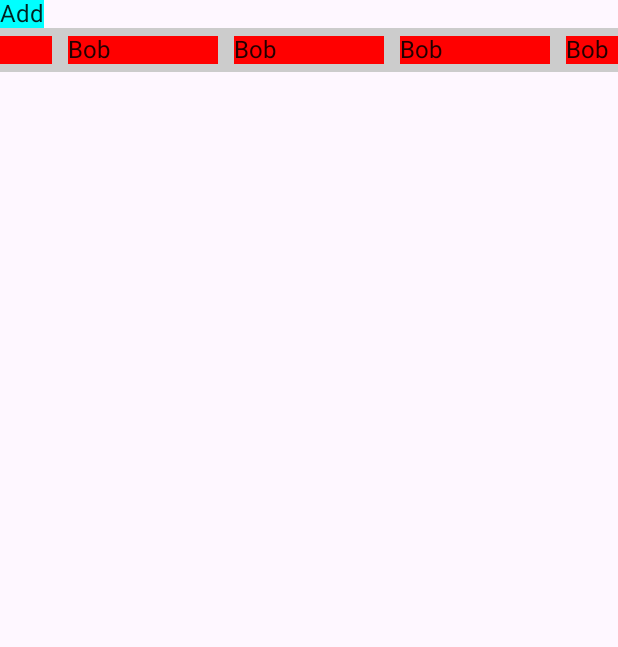
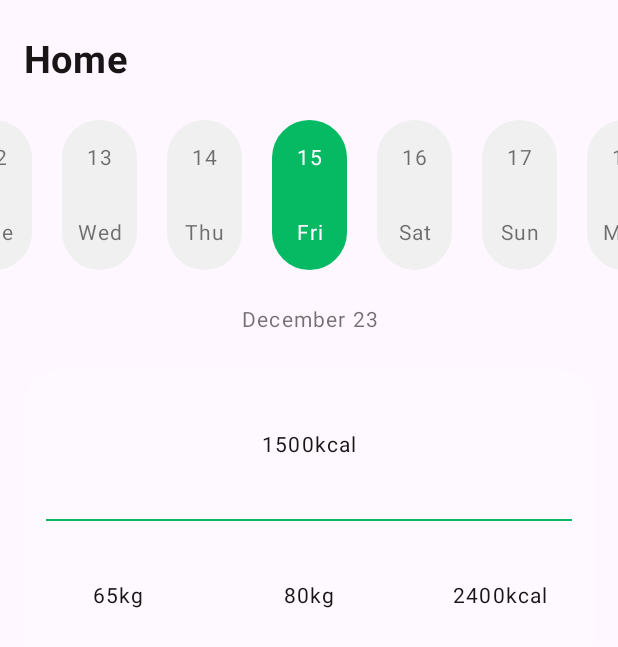
Before and after one commit to ja3090/weight-loss-tracker, an Android app built with Jetpack Compose: the Home screen opened through its navigation route, on a phone screen of 412 x 824 dp. Shown: the top 647 px of the screen. Run offline under Robolectric (Android 15) with nearby library versions, the phone set to English and light mode, and no system bars.

Commit message:
Started home screen UI

```diff
--- a/app/src/main/java/com/example/weightdojo/components/Dialog.kt
+++ b/app/src/main/java/com/example/weightdojo/components/Dialog.kt
@@ -4,6 +4,7 @@ import androidx.compose.material.MaterialTheme
 import androidx.compose.material3.AlertDialog
 import androidx.compose.material3.TextButton
 import androidx.compose.runtime.Composable
+import com.example.weightdojo.components.text.TextDefault
 
 @Composable
 fun AlertDialog(
--- a/app/src/main/java/com/example/weightdojo/components/keypad/Keypad.kt
+++ b/app/src/main/java/com/example/weightdojo/components/keypad/Keypad.kt
@@ -7,14 +7,18 @@ import androidx.compose.foundation.layout.Column
 import androidx.compose.foundation.layout.Row
 import androidx.compose.foundation.layout.aspectRatio
 import androidx.compose.foundation.layout.fillMaxSize
+import androidx.compose.foundation.shape.RoundedCornerShape
 import androidx.compose.material.MaterialTheme
 import androidx.compose.runtime.Composable
 import androidx.compose.ui.Alignment
 import androidx.compose.ui.Modifier
+import androidx.compose.ui.draw.clip
+import androidx.compose.ui.unit.dp
 import com.example.weightdojo.PASSCODE_LENGTH
 import com.example.weightdojo.R
-import com.example.weightdojo.components.TextDefault
+import com.example.weightdojo.components.text.TextDefault
 import com.example.weightdojo.components.icon.IconBuilder
+import com.example.weightdojo.ui.Sizing
 
 @Composable
 fun Keypad(
@@ -25,17 +29,20 @@ fun Keypad(
     promptText: String,
     length: Int = PASSCODE_LENGTH,
     leftOfZeroCustomBtn: @Composable ((
-            modifier: Modifier
-            ) -> Unit)? = null,
+        modifier: Modifier
+    ) -> Unit)? = null,
     rightOfZeroCustomBtn: @Composable ((
         modifier: Modifier
     ) -> Unit)? = null,
 ) {
     Column(
-        modifier = Modifier.fillMaxSize()
+        modifier = Modifier
+            .fillMaxSize()
+            .background(MaterialTheme.colors.background)
     ) {
         Column(
-            modifier = Modifier.weight(2f),
+            modifier = Modifier
+                .weight(2f),
             horizontalAlignment = Alignment.CenterHorizontally
         ) {
             Box(modifier = Modifier.weight(1f), contentAlignment = Alignment.Center) {
@@ -50,7 +57,16 @@ fun Keypad(
         }
 
         Column(
-            modifier = Modifier.weight(3f),
+            modifier = Modifier
+                .weight(3f)
+                .clip(
+                    shape = RoundedCornerShape(
+                        Sizing.cornerRounding,
+                        Sizing.cornerRounding,
+                        0.dp,
+                        0.dp
+                    )
+                ),
             verticalArrangement = Arrangement.Center,
             horizontalAlignment = Alignment.CenterHorizontally
         ) {
@@ -66,9 +82,10 @@ fun Keypad(
                         val num = sequence.toString()
 
                         KeypadButton(
-                            text = num, modifier = Modifier
+                            text = num,
+                            modifier = Modifier
                                 .weight(1f)
-                                .aspectRatio(1f)
+                                .aspectRatio(1f),
                         ) {
                             keyClick(num)
                         }
@@ -85,7 +102,7 @@ fun Keypad(
                     id = R.drawable.backspace,
                     contentDescription = "delete last character",
                     modifier = Modifier
-                        .background(MaterialTheme.colors.background)
+                        .background(MaterialTheme.colors.secondary)
                         .fillMaxSize()
                         .weight(1f)
                         .aspectRatio(1f),
@@ -103,7 +120,7 @@ fun Keypad(
                     id = R.drawable.check,
                     contentDescription = "submit",
                     modifier = Modifier
-                        .background(MaterialTheme.colors.background)
+                        .background(MaterialTheme.colors.secondary)
                         .fillMaxSize()
                         .weight(1f)
                         .aspectRatio(1f),
@@ -119,15 +136,16 @@ fun Keypad(
             ) {
                 if (leftOfZeroCustomBtn !== null) {
                     leftOfZeroCustomBtn(
-                        modifier = Modifier
-                            .background(MaterialTheme.colors.background)
+                        Modifier
+                            .background(MaterialTheme.colors.secondary)
                             .fillMaxSize()
                             .weight(1f)
-                            .aspectRatio(1f))
+                            .aspectRatio(1f)
+                    )
                 } else {
                     Box(
                         modifier = Modifier
-                            .background(MaterialTheme.colors.background)
+                            .background(MaterialTheme.colors.secondary)
                             .fillMaxSize()
                             .weight(1f)
                             .aspectRatio(1f)
@@ -135,15 +153,16 @@ fun Keypad(
                 }
                 if (rightOfZeroCustomBtn !== null) {
                     rightOfZeroCustomBtn(
-                        modifier = Modifier
-                            .background(MaterialTheme.colors.background)
+                        Modifier
+                            .background(MaterialTheme.colors.secondary)
                             .fillMaxSize()
                             .weight(1f)
-                            .aspectRatio(1f))
+                            .aspectRatio(1f)
+                    )
                 } else {
                     Box(
                         modifier = Modifier
-                            .background(MaterialTheme.colors.background)
+                            .background(MaterialTheme.colors.secondary)
                             .fillMaxSize()
                             .weight(1f)
                             .aspectRatio(1f)
--- a/app/src/main/java/com/example/weightdojo/components/keypad/KeypadButton.kt
+++ b/app/src/main/java/com/example/weightdojo/components/keypad/KeypadButton.kt
@@ -10,7 +10,7 @@ import androidx.compose.ui.Alignment
 import androidx.compose.ui.Modifier
 import androidx.compose.ui.graphics.Color
 import androidx.compose.ui.text.font.FontWeight
-import com.example.weightdojo.components.TextDefault
+import com.example.weightdojo.components.text.TextDefault
 
 @Composable
 fun KeypadButton(
@@ -23,7 +23,7 @@ fun KeypadButton(
     Box(
         modifier = Modifier
             .clickable { onClick() }
-            .background(MaterialTheme.colors.background)
+            .background(MaterialTheme.colors.secondary)
             .fillMaxSize()
             .then(modifier),
         contentAlignment = Alignment.Center
--- /dev/null
+++ b/app/src/main/java/com/example/weightdojo/components/text/Heading.kt
@@ -0,0 +1,19 @@
+package com.example.weightdojo.components.text
+
+import androidx.compose.foundation.layout.padding
+import androidx.compose.runtime.Composable
+import androidx.compose.ui.Modifier
+import androidx.compose.ui.text.font.FontWeight
+import com.example.weightdojo.ui.Sizing
+
+@Composable
+fun Heading(text: String, modifier: Modifier = Modifier) {
+    TextDefault(
+        text = text,
+        fontSize = Sizing.font.heading,
+        modifier = Modifier
+            .padding(vertical = Sizing.paddings.medium)
+            .then(modifier),
+        fontWeight = FontWeight.Bold
+    )
+}
--- a/app/src/main/java/com/example/weightdojo/components/TextDefault.kt
+++ b/app/src/main/java/com/example/weightdojo/components/text/TextDefault.kt
@@ -1,23 +1,32 @@
-package com.example.weightdojo.components
+package com.example.weightdojo.components.text
 
 import androidx.compose.material.MaterialTheme
 import androidx.compose.material3.Text
 import androidx.compose.runtime.Composable
+import androidx.compose.ui.Modifier
 import androidx.compose.ui.text.font.FontWeight
+import androidx.compose.ui.text.style.TextAlign
 import androidx.compose.ui.unit.TextUnit
 import androidx.compose.ui.unit.sp
+import com.example.weightdojo.ui.Sizing
 
 @Composable
 fun TextDefault(
     text: String,
     fontWeight: FontWeight = FontWeight.Normal,
     letterSpacing: TextUnit = 0.8.sp,
-    color: androidx.compose.ui.graphics.Color = MaterialTheme.colors.primary
+    color: androidx.compose.ui.graphics.Color = MaterialTheme.colors.primary,
+    modifier: Modifier = Modifier,
+    fontSize: TextUnit = Sizing.font.default,
+    textAlign: TextAlign = TextAlign.Center
 ) {
     Text(
+        modifier = modifier,
         text = text,
         fontWeight = fontWeight,
         letterSpacing = letterSpacing,
-        color = color
+        color = color,
+        fontSize = fontSize,
+        textAlign = textAlign
     )
 }
--- a/app/src/main/java/com/example/weightdojo/screens/Home.kt
+++ /dev/null
@@ -1,99 +0,0 @@
-package com.example.weightdojo.screens
-
-import android.util.Log
-import androidx.compose.foundation.background
-import androidx.compose.foundation.clickable
-import androidx.compose.foundation.gestures.Orientation
-import androidx.compose.foundation.gestures.rememberScrollableState
-import androidx.compose.foundation.gestures.scrollable
-import androidx.compose.foundation.horizontalScroll
-import androidx.compose.foundation.layout.Box
-import androidx.compose.foundation.layout.Column
-import androidx.compose.foundation.layout.Row
-import androidx.compose.foundation.layout.height
-import androidx.compose.foundation.layout.padding
-import androidx.compose.foundation.layout.size
-import androidx.compose.foundation.layout.width
-import androidx.compose.foundation.rememberScrollState
-import androidx.compose.material.Text
-import androidx.compose.runtime.Composable
-import androidx.compose.ui.Modifier
-import androidx.compose.runtime.*
-import androidx.compose.ui.Alignment
-import androidx.compose.ui.graphics.Color
-import androidx.compose.ui.unit.dp
-import kotlinx.coroutines.launch
-
-const val TEST_TAG = "Home screen"
-
-data class Data(
-    var nameList: List<String> = listOf(
-        "Bob",
-        "Bob",
-        "Bob",
-        "Bob",
-        "Bob",
-        "Bob",
-        "Bob",
-        "Bob",
-        "Bob",
-        "Bob",
-        "Bob",
-        "Bob",
-        "Bob",
-    )
-)
-@Composable
-fun Home() {
-    // actual composable state
-    var offset = rememberScrollState()
-    var initialMaxValue by remember {
-        mutableIntStateOf(0)
-    }
-
-    var state by remember {
-        mutableStateOf(Data())
-    }
-
-    Column {
-        LaunchedEffect(Unit) {
-            launch {
-                initialMaxValue = offset.maxValue
-                offset.animateScrollTo(
-                    offset.maxValue / 2
-                )
-            }
-        }
-
-        Text(
-            text = "Add",
-            modifier = Modifier
-                .background(Color.Cyan)
-                .clickable {
-                    state = state.copy(nameList = state.nameList + "dsads")
-                })
-
-        Box(
-            Modifier
-//                .height(50.dp)
-//                .width(150.dp)
-                .horizontalScroll(offset)
-                .background(Color.LightGray),
-            contentAlignment = Alignment.Center
-        ) {
-            Row {
-                state.nameList.map {
-                    Box(
-                        Modifier
-                            .padding(5.dp)
-                            .background(Color.Red)
-                            .width(100.dp)
-                    ) {
-                        Text(text = it)
-                    }
-                }
-            }
-        }
-    }
-
-}
--- /dev/null
+++ b/app/src/main/java/com/example/weightdojo/screens/home/DayPicker.kt
@@ -0,0 +1,96 @@
+package com.example.weightdojo.screens.home
+
+import android.annotation.SuppressLint
+import androidx.compose.foundation.background
+import androidx.compose.foundation.horizontalScroll
+import androidx.compose.foundation.layout.Arrangement
+import androidx.compose.foundation.layout.Box
+import androidx.compose.foundation.layout.Column
+import androidx.compose.foundation.layout.Row
+import androidx.compose.foundation.layout.fillMaxWidth
+import androidx.compose.foundation.layout.height
+import androidx.compose.foundation.layout.padding
+import androidx.compose.foundation.layout.width
+import androidx.compose.foundation.rememberScrollState
+import androidx.compose.foundation.shape.RoundedCornerShape
+import androidx.compose.material.MaterialTheme
+import androidx.compose.runtime.Composable
+import androidx.compose.runtime.LaunchedEffect
+import androidx.compose.ui.Alignment
+import androidx.compose.ui.Modifier
+import androidx.compose.ui.draw.alpha
+import androidx.compose.ui.draw.clip
+import androidx.compose.ui.unit.dp
+import com.example.weightdojo.components.text.TextDefault
+import com.example.weightdojo.ui.Sizing
+import kotlinx.coroutines.launch
+import java.time.LocalDate
+import java.time.format.DateTimeFormatter
+
+@SuppressLint("NewApi")
+@Composable
+fun DayPicker(
+    todayFullDate: LocalDate
+) {
+    val offset = rememberScrollState()
+
+    val year = todayFullDate.format(DateTimeFormatter.ofPattern("YY"))
+    val month = todayFullDate.format(DateTimeFormatter.ofPattern("MMMM"))
+
+    Box {
+
+        Column(
+            Modifier
+                .horizontalScroll(offset),
+        ) {
+            LaunchedEffect(Unit) {
+                launch {
+                    offset.animateScrollTo(
+                        offset.maxValue / 2
+                    )
+                }
+            }
+
+            Row {
+                var date = todayFullDate.minusDays(3L)
+                var compareDates = date.compareTo(todayFullDate.plusDays(4L))
+
+                while (compareDates < 0) {
+                    val dayOfMonth = date.dayOfMonth.toString()
+                    val day = date.format(DateTimeFormatter.ofPattern("EEE"))
+                    val today = dayOfMonth == todayFullDate.dayOfMonth.toString()
+
+                    Column(
+                        Modifier
+                            .padding(horizontal = 10.dp)
+                            .clip(shape = RoundedCornerShape(Sizing.cornerRounding))
+                            .background(if (today) MaterialTheme.colors.primaryVariant else MaterialTheme.colors.background)
+                            .width(50.dp)
+                            .height(100.dp),
+                        horizontalAlignment = Alignment.CenterHorizontally,
+                        verticalArrangement = Arrangement.SpaceAround
+                    ) {
+                        if (today) {
+                            TextDefault(color = MaterialTheme.colors.secondary, text = dayOfMonth)
+                            TextDefault(color = MaterialTheme.colors.secondary, text = day)
+                        } else {
+                            TextDefault(text = dayOfMonth, modifier = Modifier.alpha(0.6f))
+                            TextDefault(text = day, modifier = Modifier.alpha(0.6f))
+                        }
+                    }
+
+                    date = date.plusDays(1L)
+                    compareDates = date.compareTo(todayFullDate.plusDays(4L))
+                }
+            }
+        }
+    }
+
+    Box(modifier = Modifier.fillMaxWidth(), contentAlignment = Alignment.Center) {
+
+        TextDefault(
+            text = "$month $year",
+            modifier = Modifier.padding(vertical = Sizing.paddings.medium).alpha(0.6f)
+        )
+    }
+}
--- /dev/null
+++ b/app/src/main/java/com/example/weightdojo/screens/home/Home.kt
@@ -0,0 +1,114 @@
+package com.example.weightdojo.screens.home
+
+import android.annotation.SuppressLint
+import androidx.compose.foundation.BorderStroke
+import androidx.compose.foundation.background
+import androidx.compose.foundation.border
+import androidx.compose.foundation.layout.Arrangement
+import androidx.compose.foundation.layout.Box
+import androidx.compose.foundation.layout.Column
+import androidx.compose.foundation.layout.Row
+import androidx.compose.foundation.layout.aspectRatio
+import androidx.compose.foundation.layout.fillMaxSize
+import androidx.compose.foundation.layout.fillMaxWidth
+import androidx.compose.foundation.layout.height
+import androidx.compose.foundation.layout.padding
+import androidx.compose.foundation.shape.RoundedCornerShape
+import androidx.compose.material.Divider
+import androidx.compose.material.MaterialTheme
+import androidx.compose.runtime.Composable
+import androidx.compose.runtime.*
+import androidx.compose.ui.Alignment
+import androidx.compose.ui.Modifier
+import androidx.compose.ui.draw.clip
+import androidx.compose.ui.graphics.RectangleShape
+import androidx.compose.ui.text.style.TextAlign
+import androidx.compose.ui.unit.dp
+import com.example.weightdojo.components.text.Heading
+import com.example.weightdojo.components.text.TextDefault
+import com.example.weightdojo.ui.Sizing
+import java.time.LocalDate
+
+const val TEST_TAG = "Home screen"
+
+@SuppressLint("NewApi")
+@Composable
+fun Home() {
+    val todayFullDate = LocalDate.now()
+
+    Column {
+
+        Heading(text = "Home", modifier = Modifier.padding(horizontal = Sizing.paddings.small))
+
+        DayPicker(todayFullDate = todayFullDate)
+
+        Box(
+            modifier = Modifier
+                .padding(horizontal = Sizing.paddings.small)
+                .height(200.dp)
+        ) {
+            Box(
+                modifier = Modifier
+                    .clip(
+                        shape = RoundedCornerShape(
+                            Sizing.cornerRounding
+                        )
+                    )
+                    .background(color = MaterialTheme.colors.secondary)
+                    .fillMaxWidth(),
+            ) {
+                Column {
+                    Box(
+                        modifier = Modifier
+                            .fillMaxSize()
+                            .weight(1f)
+                            .aspectRatio(1f),
+                        contentAlignment = Alignment.Center,
+                    ) {
+                        TextDefault(text = "1500kcal")
+                    }
+                    Divider(
+                        color = MaterialTheme.colors.primaryVariant,
+                        thickness = 1.dp,
+                        modifier = Modifier.padding(horizontal = Sizing.paddings.small)
+                    )
+                    Row(
+                        modifier = Modifier
+                            .fillMaxSize()
+                            .weight(1f)
+                            .aspectRatio(1f),
+                        verticalAlignment = Alignment.CenterVertically,
+                    ) {
+                        Box(
+                            modifier = Modifier
+                                .fillMaxSize()
+                                .weight(1f)
+                                .aspectRatio(1f),
+                            contentAlignment = Alignment.Center
+                        ) {
+                            TextDefault(text = "65kg")
+                        }
+                        Box(
+                            modifier = Modifier
+                                .fillMaxSize()
+                                .weight(1f)
+                                .aspectRatio(1f),
+                            contentAlignment = Alignment.Center
+                        ) {
+                            TextDefault(text = "80kg")
+                        }
+                        Box(
+                            modifier = Modifier
+                                .fillMaxSize()
+                                .weight(1f)
+                                .aspectRatio(1f),
+                            contentAlignment = Alignment.Center
+                        ) {
+                            TextDefault(text = "2400kcal", textAlign = TextAlign.Center)
+                        }
+                    }
+                }
+            }
+        }
+    }
+}
--- a/app/src/main/java/com/example/weightdojo/screens/main/MainScreen.kt
+++ b/app/src/main/java/com/example/weightdojo/screens/main/MainScreen.kt
@@ -11,7 +11,7 @@ import androidx.navigation.compose.composable
 import androidx.navigation.compose.rememberNavController
 import com.example.weightdojo.MyApp
 import com.example.weightdojo.database.models.Config
-import com.example.weightdojo.screens.Home
+import com.example.weightdojo.screens.home.Home
 import com.example.weightdojo.screens.lock.Lock
 import com.example.weightdojo.screens.lockfirsttime.LockFirstTime
 import com.example.weightdojo.utils.VMFactory
@@ -32,7 +32,7 @@ fun MainScreen(
 
     NavHost(
         navController = navHostController,
-        startDestination = mainViewModel.state.destination.name
+        startDestination = Screens.Home.name
     ) {
         composable(route = Screens.LockFirstTime.name) {
             LockFirstTime(
--- /dev/null
+++ b/app/src/main/java/com/example/weightdojo/ui/Sizing.kt
@@ -0,0 +1,24 @@
+package com.example.weightdojo.ui
+
+import androidx.compose.ui.unit.Dp
+import androidx.compose.ui.unit.TextUnit
+import androidx.compose.ui.unit.dp
+import androidx.compose.ui.unit.sp
+
+data class FontSizes(
+    val heading: TextUnit = 25.sp,
+    val default: TextUnit = 14.sp
+)
+
+data class Paddings(
+    val medium: Dp = 25.dp,
+    val small: Dp = 15.dp
+)
+
+class Sizing {
+    companion object {
+        val cornerRounding = 25.dp
+        val font = FontSizes()
+        val paddings = Paddings()
+    }
+}
--- a/app/src/main/java/com/example/weightdojo/ui/Spacing.kt
+++ /dev/null
@@ -1,9 +0,0 @@
-package com.example.weightdojo.ui
-
-import androidx.compose.ui.unit.dp
-
-class Spacing {
-    companion object {
-        val medium = 20.dp
-    }
-}
--- a/app/src/main/java/com/example/weightdojo/ui/Theme.kt
+++ b/app/src/main/java/com/example/weightdojo/ui/Theme.kt
@@ -10,17 +10,18 @@ import androidx.compose.ui.graphics.Color
 private val DarkColorPalette = darkColors(
     primary = Color(0xffFEF9FF),
     primaryVariant = Color(0xff0FFF95),
-    secondary = Color(0xff0B5351),
+    secondary = Color(0xff131011),
     secondaryVariant = Color(0xff06BA63),
-    background = Color(0xff191516)
+    background = Color(0xff191516),
+    onBackground = Color(0xff120e0f)
 )
 
 private val LightColorPalette = lightColors(
     primary = Color(0xff191516),
     primaryVariant = Color(0xff06BA63),
-    secondary = Color(0xfff0f0f0),
+    secondary = Color(0xffFEF9FF),
     secondaryVariant = Color(0xff06BA63),
-    background = Color(0xffFEF9FF)
+    background = Color(0xfff0f0f0)
 )
 
 @Composable
```
